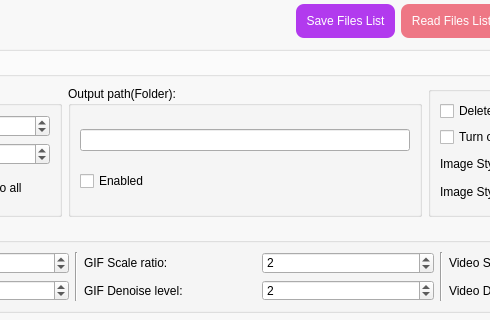
Qt form SRC/Waifu2x-Extension-QT/mainwindow.ui (AaronFeng753/Waifu2x-Extension-GUI) before a commit; both pictures show x 324 to 814 and y 191 to 511 of the 1166 by 747 pixel window.
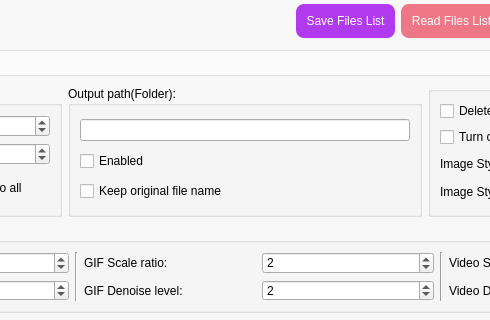
The same form after that commit. Icons and pictures are not drawn.

```diff
--- a/SRC/Waifu2x-Extension-QT/mainwindow.ui
+++ b/SRC/Waifu2x-Extension-QT/mainwindow.ui
@@ -1610,6 +1610,13 @@
                 </property>
                </widget>
               </item>
+              <item row="2" column="0">
+               <widget class="QCheckBox" name="checkBox_OutPath_KeepOriginalFileName">
+                <property name="text">
+                 <string>Keep original file name</string>
+                </property>
+               </widget>
+              </item>
              </layout>
             </widget>
            </item>
```
